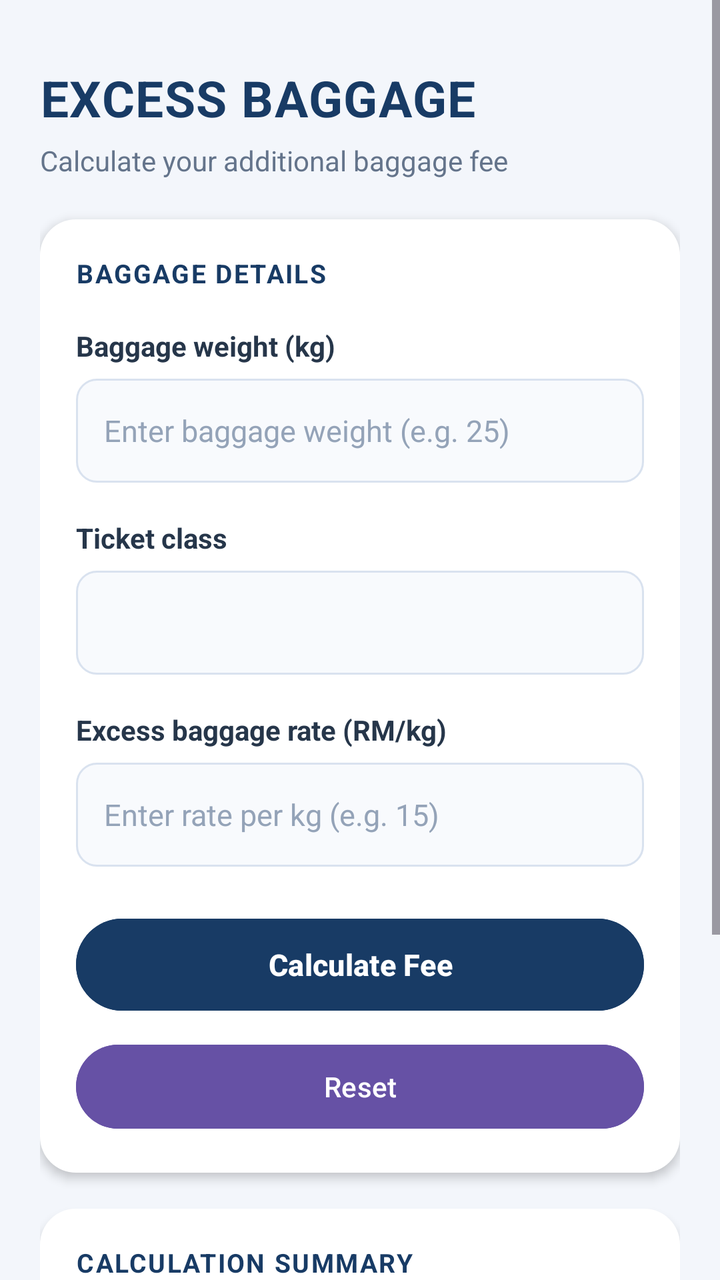
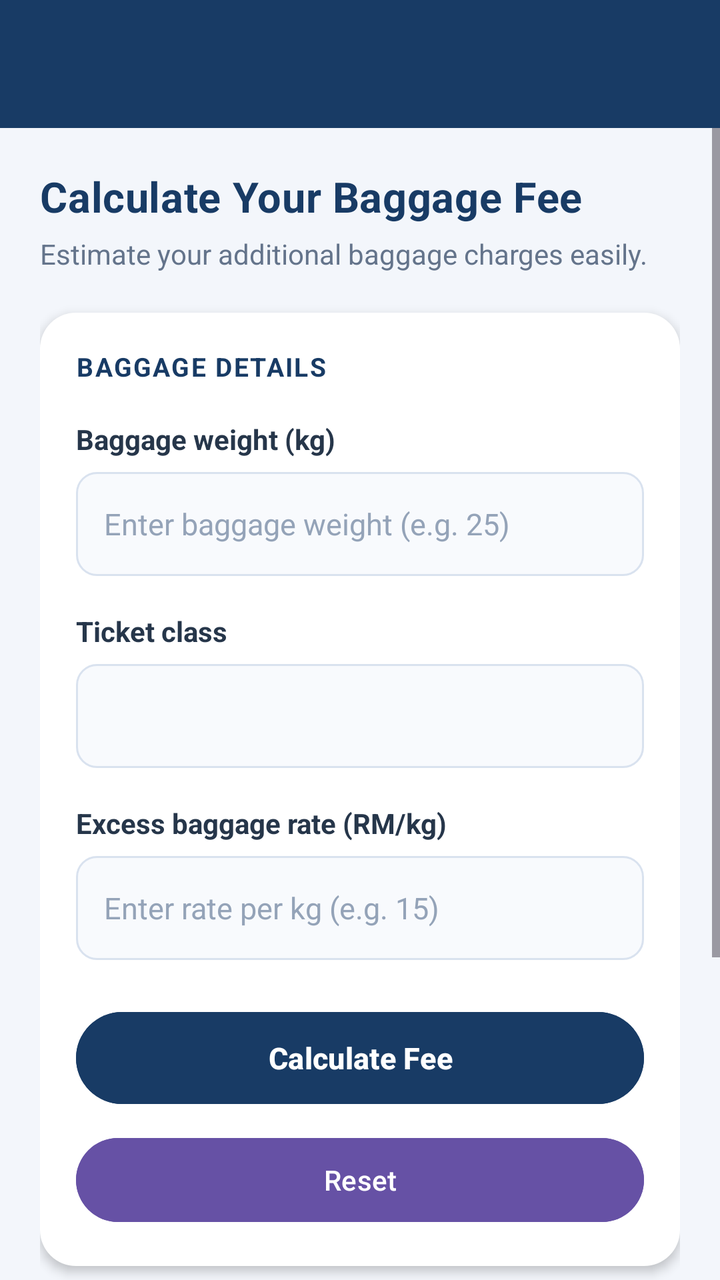

Two renders of the same Android screen: before a commit and after it. Below are the layout's source before the change and the commit's diff.
<!-- AndroidManifest.xml: application theme Theme.ExcessBaggageCalculator -->
<!-- res/layout/activity_main.xml -->
<?xml version="1.0" encoding="utf-8"?>
<ScrollView xmlns:android="http://schemas.android.com/apk/res/android"
    android:layout_width="match_parent"
    android:layout_height="match_parent"
    android:background="#F3F6FB"
    android:fillViewport="true">

    <LinearLayout
        android:layout_width="match_parent"
        android:layout_height="wrap_content"
        android:orientation="vertical"
        android:paddingStart="20dp"
        android:paddingEnd="20dp"
        android:paddingTop="32dp"
        android:paddingBottom="20dp">

        <TextView
            android:layout_width="match_parent"
            android:layout_height="wrap_content"
            android:text="EXCESS BAGGAGE"
            android:textColor="#183B65"
            android:textSize="25sp"
            android:textStyle="bold"
            android:letterSpacing="0.02" />

        <TextView
            android:layout_width="match_parent"
            android:layout_height="wrap_content"
            android:layout_marginTop="5dp"
            android:layout_marginBottom="20dp"
            android:text="Calculate your additional baggage fee"
            android:textColor="#64748B"
            android:textSize="14sp" />

        <LinearLayout
            android:layout_width="match_parent"
            android:layout_height="wrap_content"
            android:background="@drawable/bg_calculator_card"
            android:elevation="3dp"
            android:orientation="vertical"
            android:padding="18dp">

            <TextView
                android:layout_width="match_parent"
                android:layout_height="wrap_content"
                android:text="BAGGAGE DETAILS"
                android:textColor="#183B65"
                android:textSize="13sp"
                android:textStyle="bold"
                android:letterSpacing="0.06" />

            <TextView
                android:layout_width="match_parent"
                android:layout_height="wrap_content"
                android:layout_marginTop="18dp"
                android:text="Baggage weight (kg)"
                android:textColor="#26364A"
                android:textSize="14sp"
                android:textStyle="bold" />

            <EditText
                android:id="@+id/weightInput"
                android:layout_width="match_parent"
                android:layout_height="52dp"
                android:layout_marginTop="7dp"
                android:background="@drawable/bg_calculator_input"
                android:hint="Enter baggage weight (e.g. 25)"
                android:inputType="numberDecimal"
                android:paddingStart="14dp"
                android:paddingEnd="14dp"
                android:textColor="#183B65"
                android:textColorHint="#94A3B8"
                android:textSize="15sp" />

            <TextView
                android:layout_width="match_parent"
                android:layout_height="wrap_content"
                android:layout_marginTop="18dp"
                android:text="Ticket class"
                android:textColor="#26364A"
                android:textSize="14sp"
                android:textStyle="bold" />

            <Spinner
                android:id="@+id/classSpinner"
                android:layout_width="match_parent"
                android:layout_height="52dp"
                android:layout_marginTop="7dp"
                android:background="@drawable/bg_calculator_input"
                android:paddingStart="10dp"
                android:paddingEnd="10dp" />

            <TextView
                android:layout_width="match_parent"
                android:layout_height="wrap_content"
                android:layout_marginTop="18dp"
                android:text="Excess baggage rate (RM/kg)"
                android:textColor="#26364A"
                android:textSize="14sp"
                android:textStyle="bold" />

            <EditText
                android:id="@+id/rateInput"
                android:layout_width="match_parent"
                android:layout_height="52dp"
                android:layout_marginTop="7dp"
                android:background="@drawable/bg_calculator_input"
                android:hint="Enter rate per kg (e.g. 15)"
                android:inputType="numberDecimal"
                android:paddingStart="14dp"
                android:paddingEnd="14dp"
                android:textColor="#183B65"
                android:textColorHint="#94A3B8"
                android:textSize="15sp" />

            <Button
                android:id="@+id/calculateButton"
                android:layout_width="match_parent"
                android:layout_height="54dp"
                android:layout_marginTop="22dp"
                android:backgroundTint="#183B65"
                android:text="Calculate Fee"
                android:textAllCaps="false"
                android:textColor="#FFFFFF"
                android:textSize="15sp"
                android:textStyle="bold" />

            <Button
                android:id="@+id/resetButton"
                android:layout_width="match_parent"
                android:layout_height="50dp"
                android:layout_marginTop="9dp"
                android:backgroundTint="#6651A5"
                android:text="Reset"
                android:textAllCaps="false"
                android:textColor="#FFFFFF"
                android:textSize="14sp" />
        </LinearLayout>

        <LinearLayout
            android:layout_width="match_parent"
            android:layout_height="wrap_content"
            android:layout_marginTop="18dp"
            android:background="@drawable/bg_calculator_card"
            android:elevation="3dp"
            android:orientation="vertical"
            android:padding="18dp">

            <TextView
                android:layout_width="match_parent"
                android:layout_height="wrap_content"
                android:text="CALCULATION SUMMARY"
                android:textColor="#183B65"
                android:textSize="13sp"
                android:textStyle="bold"
                android:letterSpacing="0.06" />

            <TextView
                android:id="@+id/resultText"
                android:layout_width="match_parent"
                android:layout_height="wrap_content"
                android:layout_marginTop="12dp"
                android:lineSpacingExtra="6dp"
                android:text="Your calculation results will appear here."
                android:textColor="#334155"
                android:textSize="14sp" />
        </LinearLayout>

        <Button
            android:id="@+id/aboutButton"
            android:layout_width="match_parent"
            android:layout_height="50dp"
            android:layout_marginTop="18dp"
            android:backgroundTint="#6651A5"
            android:text="About This App"
            android:textAllCaps="false"
            android:textColor="#FFFFFF"
            android:textSize="14sp" />


        <Button
            android:id="@+id/shareButton"
            android:layout_width="match_parent"
            android:layout_height="50dp"
            android:layout_marginTop="9dp"
            android:backgroundTint="#183B65"
            android:text="Share This App"
            android:textAllCaps="false"
            android:textColor="#FFFFFF"
            android:textSize="14sp"
            android:textStyle="bold" />

        <TextView
            android:layout_width="match_parent"
            android:layout_height="wrap_content"
            android:layout_marginTop="12dp"
            android:layout_marginBottom="12dp"
            android:gravity="center"
            android:text="Service tax: 8%"
            android:textColor="#64748B"
            android:textSize="12sp" />

    </LinearLayout>
</ScrollView>
<!-- resources referenced by this layout -->
<resources>
  <!-- drawable bg_calculator_card (drawable) -->
  <?xml version="1.0" encoding="utf-8"?>
  <shape xmlns:android="http://schemas.android.com/apk/res/android">
      <solid android:color="#FFFFFF" />
      <corners android:radius="18dp" />
  </shape>
  <!-- drawable bg_calculator_input (drawable) -->
  <?xml version="1.0" encoding="utf-8"?>
  <shape xmlns:android="http://schemas.android.com/apk/res/android">
      <solid android:color="#F8FAFD" />
      <stroke android:width="1dp" android:color="#D9E2EF" />
      <corners android:radius="10dp" />
  </shape>
  <style name="Theme.ExcessBaggageCalculator" parent="Base.Theme.ExcessBaggageCalculator" />
  <style name="Base.Theme.ExcessBaggageCalculator" parent="Theme.Material3.DayNight.NoActionBar">
          
          
      </style>
</resources>

<!-- the commit's change to res/layout/activity_main.xml (unified diff, before → after) -->
@@ -1,5 +1,20 @@
 <?xml version="1.0" encoding="utf-8"?>
-<ScrollView xmlns:android="http://schemas.android.com/apk/res/android"
+<LinearLayout xmlns:android="http://schemas.android.com/apk/res/android"
+    android:fitsSystemWindows="true"
+    android:layout_width="match_parent"
+    android:layout_height="match_parent"
+    android:orientation="vertical"
+    android:background="#F3F6FB">
+
+    <androidx.appcompat.widget.Toolbar
+        android:id="@+id/mainToolbar"
+        android:layout_width="match_parent"
+        android:layout_height="?attr/actionBarSize"
+        android:background="#183B65"
+        android:elevation="4dp"
+        android:theme="@style/ThemeOverlay.AppCompat.Dark.ActionBar" />
+
+    <ScrollView xmlns:android="http://schemas.android.com/apk/res/android"
     android:layout_width="match_parent"
     android:layout_height="match_parent"
     android:background="#F3F6FB"
@@ -11,24 +26,24 @@
         android:orientation="vertical"
         android:paddingStart="20dp"
         android:paddingEnd="20dp"
-        android:paddingTop="32dp"
+        android:paddingTop="20dp"
         android:paddingBottom="20dp">
 
         <TextView
             android:layout_width="match_parent"
             android:layout_height="wrap_content"
-            android:text="EXCESS BAGGAGE"
+            android:text="Calculate Your Baggage Fee"
             android:textColor="#183B65"
-            android:textSize="25sp"
+            android:textSize="21sp"
             android:textStyle="bold"
-            android:letterSpacing="0.02" />
+            android:letterSpacing="0.01" />
 
         <TextView
             android:layout_width="match_parent"
             android:layout_height="wrap_content"
             android:layout_marginTop="5dp"
             android:layout_marginBottom="20dp"
-            android:text="Calculate your additional baggage fee"
+            android:text="Estimate your additional baggage charges easily."
             android:textColor="#64748B"
             android:textSize="14sp" />
 
@@ -178,18 +193,6 @@
             android:textSize="14sp" />
 
 
-        <Button
-            android:id="@+id/shareButton"
-            android:layout_width="match_parent"
-            android:layout_height="50dp"
-            android:layout_marginTop="9dp"
-            android:backgroundTint="#183B65"
-            android:text="Share This App"
-            android:textAllCaps="false"
-            android:textColor="#FFFFFF"
-            android:textSize="14sp"
-            android:textStyle="bold" />
-
         <TextView
             android:layout_width="match_parent"
             android:layout_height="wrap_content"
@@ -202,3 +205,4 @@
 
     </LinearLayout>
 </ScrollView>
+</LinearLayout>
